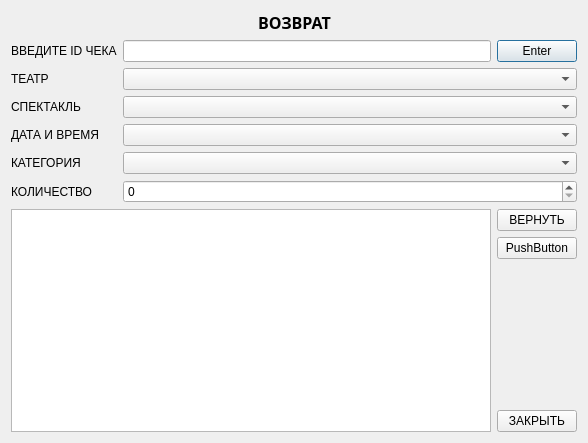
Above: QtDataBase/dialogreturn.ui from decentNick/QtDataBase before the change. Below: the same form after it.
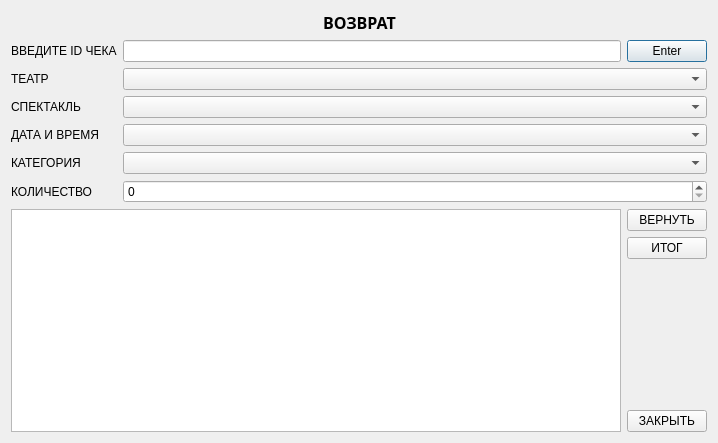
That is the form after the change.

Patch:
```diff
--- a/QtDataBase/dialogreturn.ui
+++ b/QtDataBase/dialogreturn.ui
@@ -6,7 +6,7 @@
    <rect>
     <x>0</x>
     <y>0</y>
-    <width>588</width>
+    <width>718</width>
     <height>443</height>
    </rect>
   </property>
@@ -151,7 +151,7 @@
        <item>
         <widget class="QPushButton" name="pushButton">
          <property name="text">
-          <string>PushButton</string>
+          <string>ИТОГ</string>
          </property>
         </widget>
        </item>
```
Left out of the diff: 34 changed lines with no effect on the pictures.
